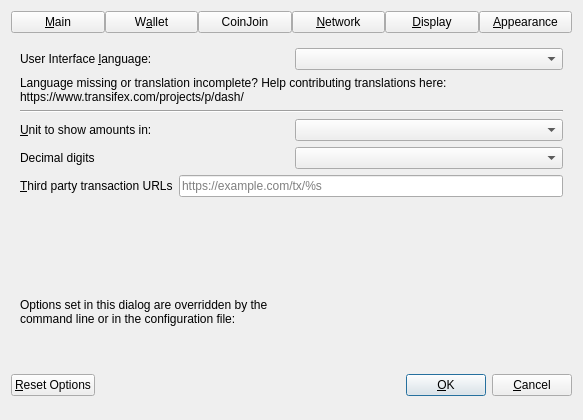
LKSCOIN/lkscoin-core, file src/qt/forms/optionsdialog.ui: the form before one commit.
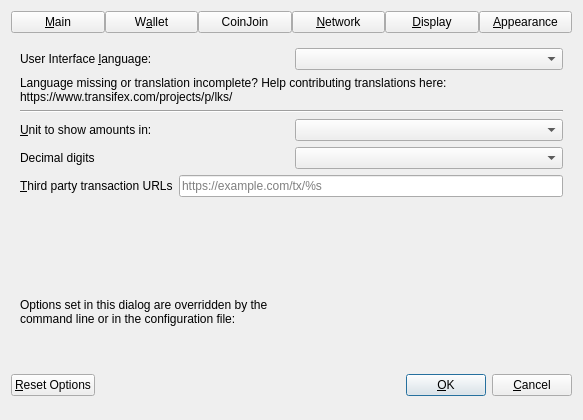
The form after the commit. The open tabs and pages were chosen to show the change. Custom widgets are drawn as their Qt base class.

Commit message:
rebrand: dash -> lks (mechanical, no behavior change)
Same script as the 0.17 port, with one fix: binary assets are now excluded from
the string replacement. The first port corrupted the bundled Montserrat fonts by
renaming the 'endash'/'emdash' glyph names inside the OTF files, which broke the
font table checksums and made lks-qt fail at startup with 'Failed to load
application fonts'.

External library names are preserved (bls-dash, univalue, leveldb, secp256k1).

```diff
--- a/src/qt/forms/optionsdialog.ui
+++ b/src/qt/forms/optionsdialog.ui
@@ -848,7 +848,7 @@
          </property>
          <property name="text">
           <string>Language missing or translation incomplete? Help contributing translations here:
-https://www.transifex.com/projects/p/dash/</string>
+https://www.transifex.com/projects/p/lks/</string>
          </property>
          <property name="wordWrap">
           <bool>true</bool>
```
Left out of the diff: 8 changed lines with no effect on the pictures. The commit also changes 763 other files.
